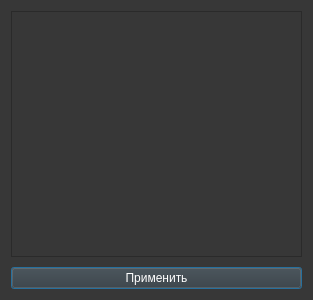
The window that ui/dialogs/accounts_filter_dialog.ui (Protocs/OkayMoney) describes before a commit, drawn with Qt 5.
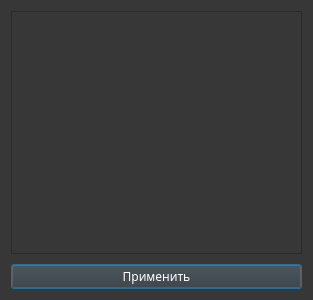
The same window after the commit.

Commit message: Убрал тире при выводе счетов в окне фильтра счетов

Diff of the .ui file:
```diff
--- a/ui/dialogs/accounts_filter_dialog.ui
+++ b/ui/dialogs/accounts_filter_dialog.ui
@@ -22,10 +22,22 @@
     <number>10</number>
    </property>
    <item>
-    <widget class="QListWidget" name="accounts_list"/>
+    <widget class="QListWidget" name="accounts_list">
+     <property name="font">
+      <font>
+       <family>Gotham Pro Medium</family>
+       <pointsize>9</pointsize>
+      </font>
+     </property>
+    </widget>
    </item>
    <item>
     <widget class="QPushButton" name="choose_accounts_btn">
+     <property name="font">
+      <font>
+       <family>Gotham Pro Medium</family>
+      </font>
+     </property>
      <property name="text">
       <string>Применить</string>
      </property>
```
The commit also changes 1 other file.
